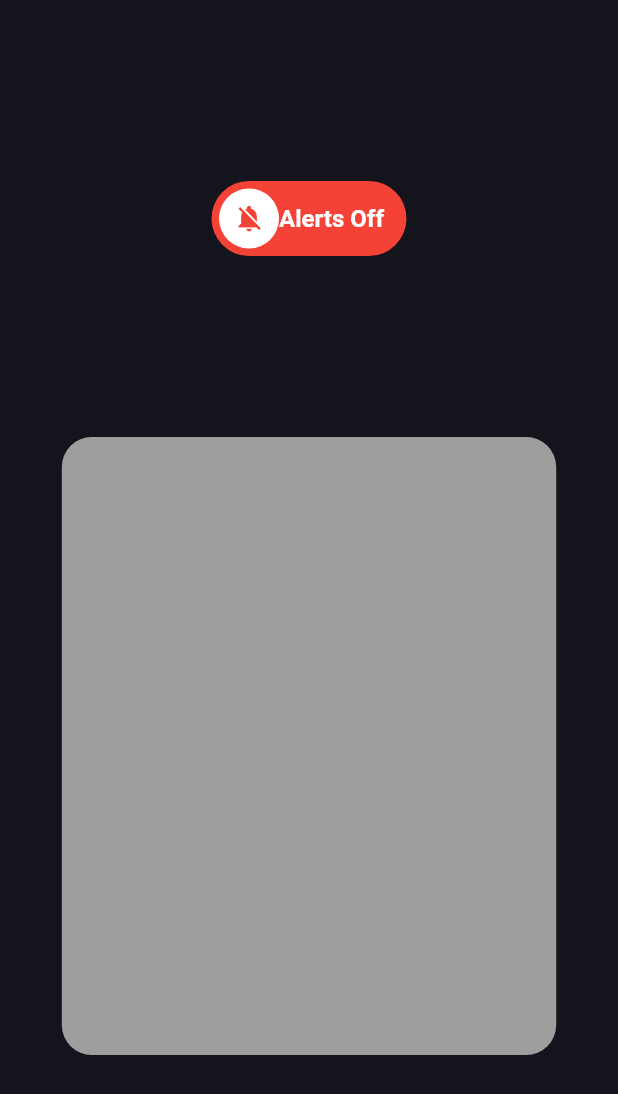
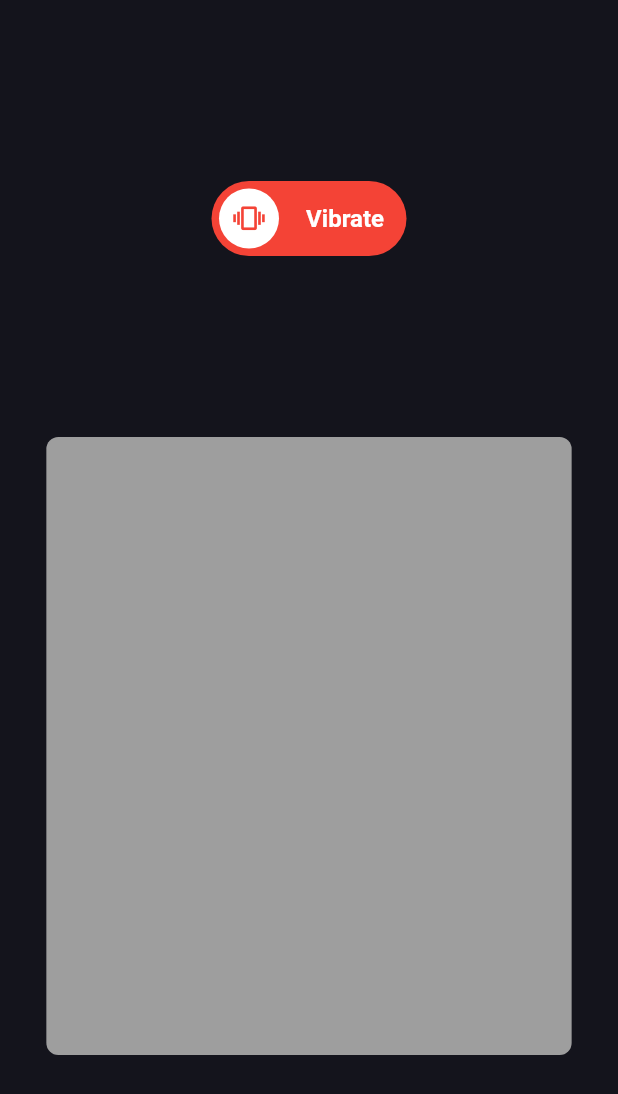
Before and after one commit to small-ing/gander-guide-app, a Flutter app: the CameraPage screen opened directly, on a phone screen of 412 x 824 dp. Shown: the top 1094 px of the screen. Run offline on Flutter 3.47's test engine with Material 2 defaults, Android fonts, the phone set to English and light mode, and no system bars; drawn by our look-alikes of lite_rolling_switch; our stand-ins replace curved_navigation_bar.

Commit message:
Updated camera toggle

```diff
--- a/lib/CameraPage.dart
+++ b/lib/CameraPage.dart
@@ -2,6 +2,8 @@ import 'package:flutter/material.dart';
 import 'package:lite_rolling_switch/lite_rolling_switch.dart';
 
 class CameraPage extends StatefulWidget {
+  const CameraPage({super.key});
+
   @override
   _CameraPageState createState() => _CameraPageState();
 }
@@ -12,7 +14,6 @@ class _CameraPageState extends State<CameraPage> {
   @override
   Widget build(BuildContext context) {
     return Scaffold(
-
       body: Center(
         child: Column(
           mainAxisAlignment: MainAxisAlignment.spaceEvenly,
@@ -20,12 +21,12 @@ class _CameraPageState extends State<CameraPage> {
           children: [
             LiteRollingSwitch(
               value: isAlertOn,
-              textOn: 'Alerts On',
-              textOff: 'Alerts Off',
+              textOn: 'Verbal',
+              textOff: 'Vibrate',
               colorOn: Colors.green,
               colorOff: Colors.red,
-              iconOn: Icons.notifications_active,
-              iconOff: Icons.notifications_off,
+              iconOn: Icons.volume_up,
+              iconOff: Icons.vibration_outlined,
               textSize: 16,
               onChanged: (bool state) {
                 setState(() {
@@ -33,15 +34,16 @@ class _CameraPageState extends State<CameraPage> {
                 });
               },
               onTap: () {}, // Add an empty function or a custom action here
-              onDoubleTap: () {}, // Add an empty function or a custom action here
+              onDoubleTap:
+                  () {}, // Add an empty function or a custom action here
               onSwipe: () {}, // Add an empty function or a custom action here
             ),
             Container(
               height: MediaQuery.of(context).size.height / 2,
-              width: MediaQuery.of(context).size.width * 0.8,
+              width: MediaQuery.of(context).size.width * 0.85,
               decoration: BoxDecoration(
                 color: Colors.grey, // Customize the color of the square
-                borderRadius: BorderRadius.circular(20.0),
+                borderRadius: BorderRadius.circular(8.0),
               ),
             ),
           ],
--- a/lib/InfoPage.dart
+++ b/lib/InfoPage.dart
@@ -6,19 +6,32 @@ import 'package:url_launcher/url_launcher.dart';
 class InfoPage extends StatelessWidget {
   final List<Person> persons = [
     Person(name: 'Jacob Huser', url: 'https://www.linkedin.com/in/jacobhuser'),
-    Person(name: 'Alan Joseph', url: 'https://www.linkedin.com/in/alan-joseph-853047284/'),
-    Person(name: 'Alex Montello', url: 'https://www.youtube.com/watch?v=BBJa32lCaaY'),
-    Person(name: 'Richard Vick', url: 'https://www.linkedin.com/in/richard-vick-9901a3284/'),
+    Person(
+        name: 'Alan Joseph',
+        url: 'https://www.linkedin.com/in/alan-joseph-853047284/'),
+    Person(
+        name: 'Alex Montello',
+        url: 'https://www.youtube.com/watch?v=BBJa32lCaaY'),
+    Person(
+        name: 'Richard Vick',
+        url: 'https://www.linkedin.com/in/richard-vick-9901a3284/'),
     Person(name: 'Stephanie Wan', url: 'https://swan07.vercel.app/'),
-    Person(name: 'Kyle Wisnieski', url: 'https://www.linkedin.com/in/kyle-wisnieski-37b2b7283/'),
-    Person(name: 'Travis Smalling', url: 'https://www.linkedin.com/in/jack-smalling-1b1093201/'),
+    Person(
+        name: 'Kyle Wisnieski',
+        url: 'https://www.linkedin.com/in/kyle-wisnieski-37b2b7283/'),
+    Person(
+        name: 'Travis Smalling',
+        url: 'https://www.linkedin.com/in/jack-smalling-1b1093201/'),
   ];
+
+  const InfoPage({super.key});
 
   @override
   Widget build(BuildContext context) {
     return Scaffold(
       body: Padding(
-        padding: EdgeInsets.only(top: 100), // Add padding at the top to shift content down
+        padding: EdgeInsets.only(
+            top: 100), // Add padding at the top to shift content down
         child: Column(
           crossAxisAlignment: CrossAxisAlignment.center,
           children: [
@@ -31,7 +44,8 @@ class InfoPage extends StatelessWidget {
                     fontSize: 56,
                     foreground: Paint()
                       ..style = PaintingStyle.stroke
-                      ..strokeWidth = 56 * 0.15 // Adjust the fraction as needed for the thickness
+                      ..strokeWidth = 56 *
+                          0.15 // Adjust the fraction as needed for the thickness
                       ..color = Color(0xFF3E235D),
                   ),
                 ),
@@ -48,7 +62,7 @@ class InfoPage extends StatelessWidget {
             Padding(
               padding: EdgeInsets.all(16),
               child: Text(
-                'This app was developed by the Gleeful Geese at AI Camp',
+                'This app was developed by the Gleeful Geese at AI Camp:',
                 style: TextStyle(fontSize: 18, color: Colors.white),
                 textAlign: TextAlign.center,
               ),
@@ -84,7 +98,7 @@ class HyperlinkedPanel extends StatelessWidget {
   final String name;
   final String url;
 
-  HyperlinkedPanel({required this.name, required this.url});
+  const HyperlinkedPanel({super.key, required this.name, required this.url});
 
   _launchURL() async {
     if (await canLaunch(url)) {
```
